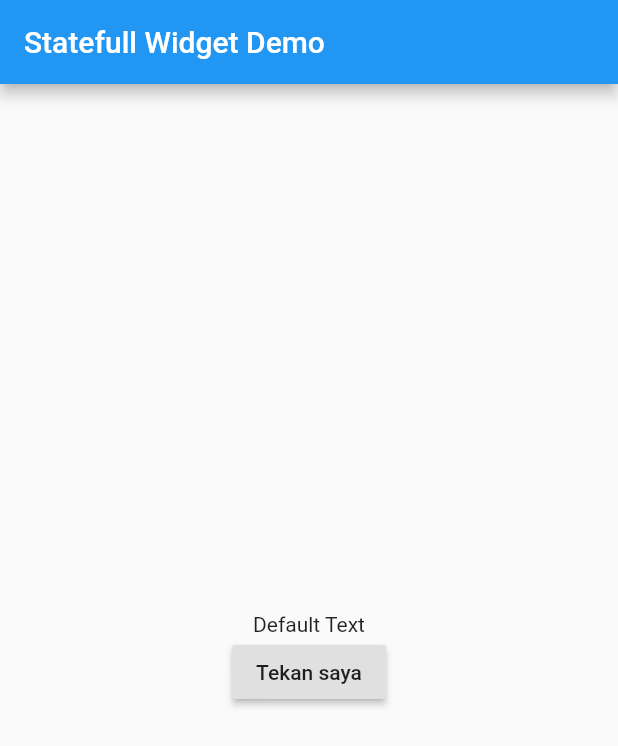
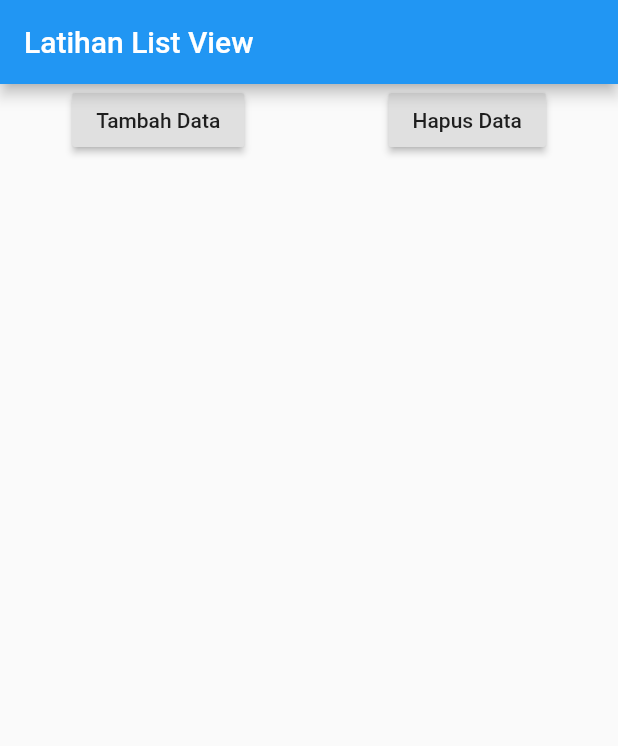
Before and after one commit to arifinmn11/basic-flutter, a Flutter app: the screen it shows after launch, on a phone screen of 412 x 824 dp. Shown: the top 746 px of the screen. Run offline on Flutter 3.47's test engine with Material 2 defaults, Android fonts, the phone set to English and light mode, and no system bars.

Commit message:
exmaple list and listview

```diff
--- a/lib/main.dart
+++ b/lib/main.dart
@@ -12,30 +12,54 @@ class MyApp extends StatefulWidget {
 }
 
 class _MyAppState extends State<MyApp> {
-  String message = "Default Text";
+  List<Widget> widgets = [];
+  int counter = 1;
+
+  // Constuctor
+  // _MyAppState() {
+  //   for (int i = 0; i < 15; i++) {
+  //     widgets
+  //         .add(Text("Data ke-" + i.toString(), style: TextStyle(fontSize: 50)));
+  //   }
+  // }
 
   @override
   Widget build(BuildContext context) {
     return MaterialApp(
         home: Scaffold(
       appBar: AppBar(
-            title: Text("Statefull Widget Demo"),
+        title: Text("Latihan List View"),
       ),
-          body: Center(
-            child: Column(
-              mainAxisAlignment: MainAxisAlignment.center,
+      body: ListView(children: <Widget>[
+        Row(
+          mainAxisAlignment: MainAxisAlignment.spaceAround,
           children: <Widget>[
-                Text(message),
             RaisedButton(
-                    child: Text("Tekan saya"),
+              child: Text("Tambah Data"),
               onPressed: () {
                 setState(() {
-                        message = "Tombol sudah ditekan";
+                  widgets.add(Text("Data ke" + counter.toString(),
+                      style: TextStyle(fontSize: 50)));
+                  counter++;
                 });
-                    })
+              },
+            ),
+            RaisedButton(
+              child: Text("Hapus Data"),
+              onPressed: () {
+                setState(() {
+                  widgets.removeLast();
+                  counter--;
+                });
+              },
+            )
           ],
         ),
-          )),
-    );
+        Column(
+          crossAxisAlignment: CrossAxisAlignment.start,
+          children: widgets,
+        )
+      ]),
+    ));
   }
 }
```
Lines whose indentation alone changed are shown as unchanged.
